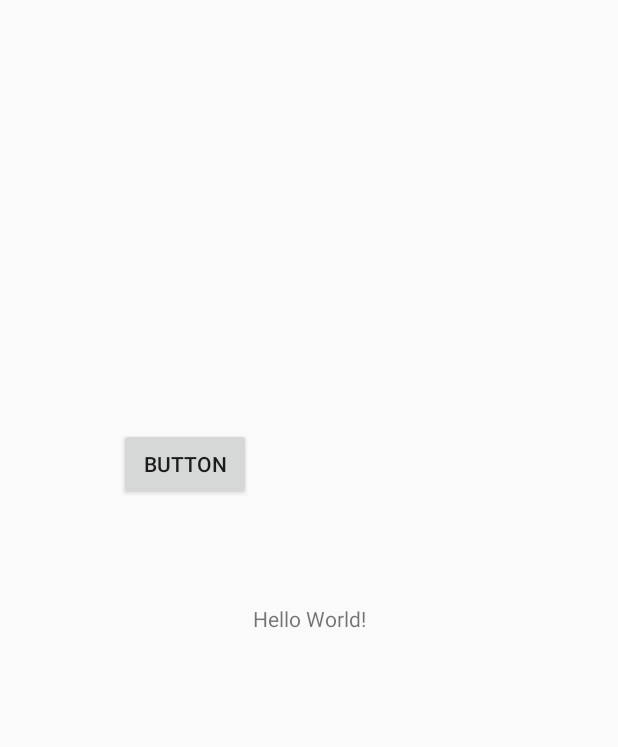
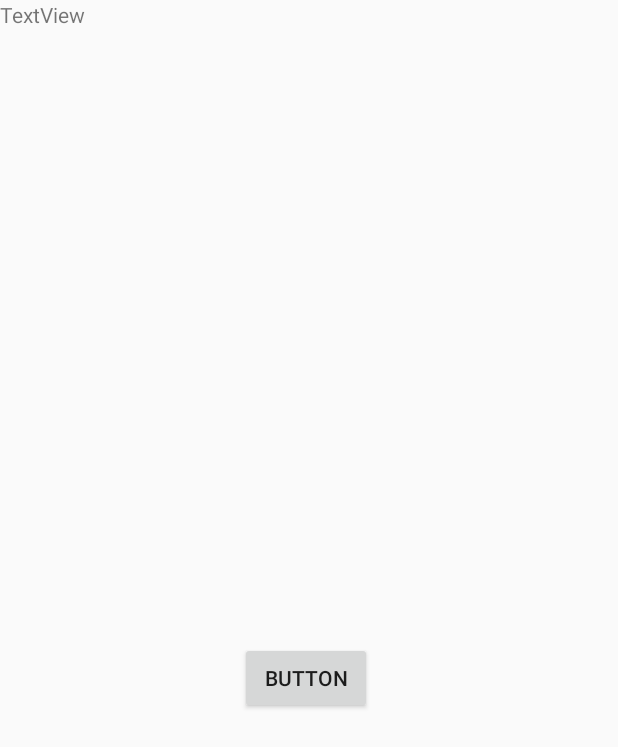
Before and after one commit to jonaylor89/hackathons, an Android app: the layout activity_main.xml on its own in the app's theme, with its tools: preview values and no code run, on a phone screen of 412 x 824 dp. Shown: the top 747 px of the screen. Run offline under Robolectric (Android 15) with nearby library versions, the phone set to English and light mode, and no system bars.

Commit message:
Update retrofit

```diff
--- a/AudioME-Android/app/src/main/java/com/example/audiome_android/AudioMeItems.java
+++ b/AudioME-Android/app/src/main/java/com/example/audiome_android/AudioMeItems.java
@@ -1,10 +1,10 @@
 package com.example.audiome_android;
 
 public class AudioMeItems {
-    public String link;
+     String link;
 
-    public void AudioMeData(String link) {
-        link = link;
+    public AudioMeItems(String link) {
+        this.link = link;
     }
 
     public String getLink() {
--- a/AudioME-Android/app/src/main/res/layout/activity_main.xml
+++ b/AudioME-Android/app/src/main/res/layout/activity_main.xml
@@ -7,22 +7,21 @@
     android:layout_height="match_parent"
     tools:context=".MainActivity">
 
-    <TextView
-        android:layout_width="wrap_content"
-        android:layout_height="wrap_content"
-        android:text="Hello World!"
-        app:layout_constraintBottom_toBottomOf="parent"
-        app:layout_constraintLeft_toLeftOf="parent"
-        app:layout_constraintRight_toRightOf="parent"
-        app:layout_constraintTop_toTopOf="parent" />
-
     <Button
         android:id="@+id/button"
         android:layout_width="wrap_content"
         android:layout_height="wrap_content"
-        android:layout_marginStart="79dp"
-        android:layout_marginTop="285dp"
+        android:layout_marginStart="160dp"
+        android:layout_marginTop="428dp"
         android:text="Button"
         app:layout_constraintStart_toStartOf="parent"
         app:layout_constraintTop_toTopOf="parent" />
+
+    <TextView
+        android:id="@+id/textView"
+        android:layout_width="313dp"
+        android:layout_height="113dp"
+        android:text="TextView"
+        tools:layout_editor_absoluteX="63dp"
+        tools:layout_editor_absoluteY="186dp" />
 </android.support.constraint.ConstraintLayout>
```
Also changed, not shown: AudioME-Android/app/src/main/java/com/example/audiome_android/MainActivity.java (+21 -10 lines).
